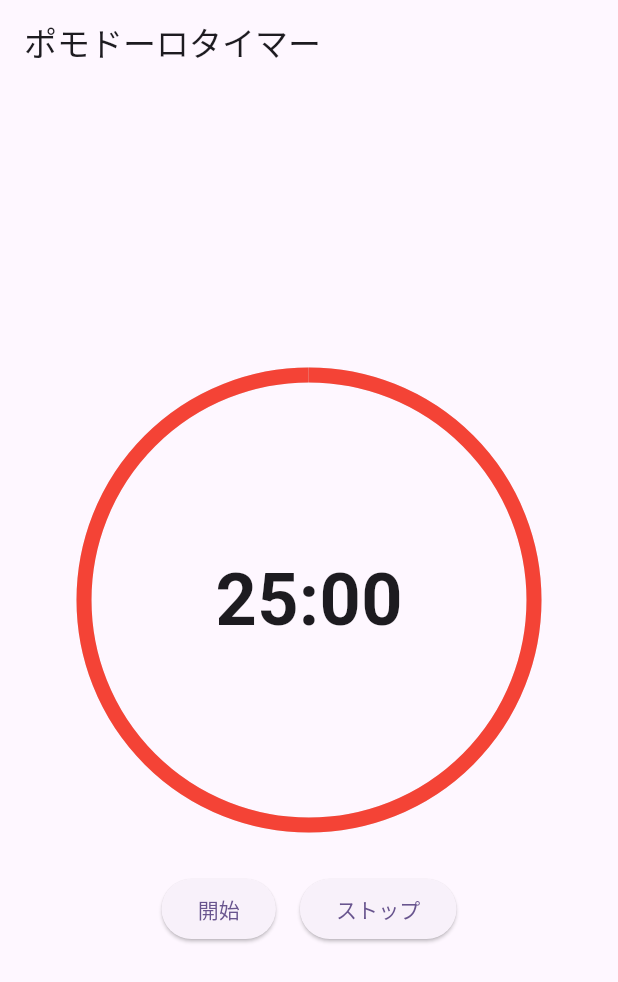
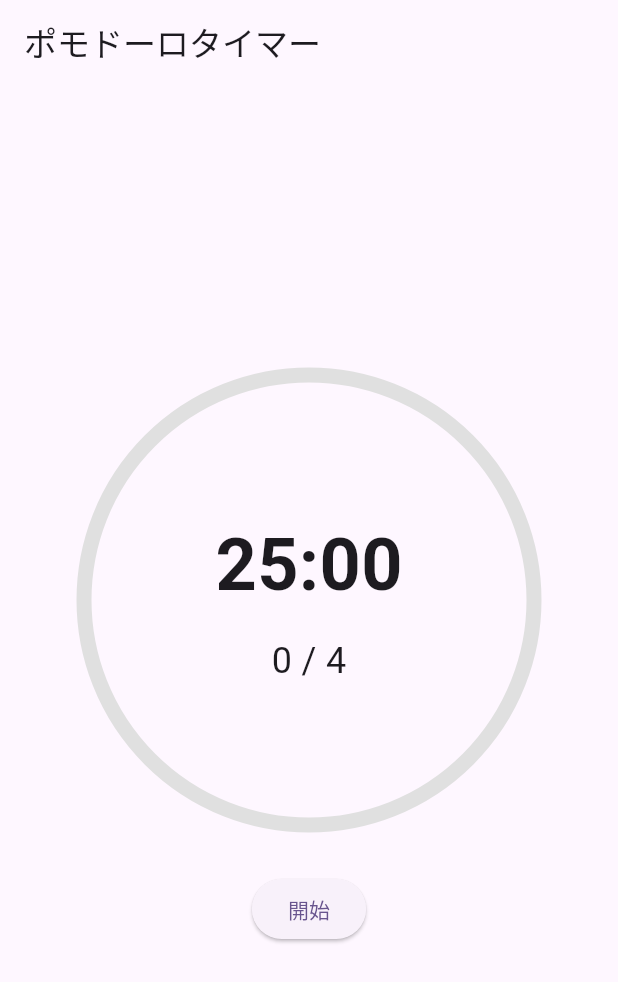
Before and after one commit to t-kan66/pomodoro_task_app, a Flutter app: the screen it shows after launch, on a phone screen of 412 x 824 dp. Shown: the top 982 px of the screen. Run offline on Flutter 3.47's test engine with Material 3 defaults, Android fonts, the phone set to English and light mode, and no system bars; our stand-ins replace firebase_core, flutter_hooks, freezed_annotation, go_router, hooks_riverpod, settings_ui and 1 more; accounts and stored records are empty; generated files the repository leaves out were written again.

Commit message:
ワーキングの時間を作成

```diff
--- a/lib/core/controllers/controller.dart
+++ b/lib/core/controllers/controller.dart
@@ -0,0 +1,2 @@
+export 'route_redirect_state.dart';
+export 'route_redirect_controller.dart';
--- a/lib/feature/timer/controllers/controller.dart
+++ b/lib/feature/timer/controllers/controller.dart
@@ -1 +1,2 @@
 export 'timer_controller.dart';
+export 'timer_state.dart';
--- a/lib/feature/timer/pages/timer_page.dart
+++ b/lib/feature/timer/pages/timer_page.dart
@@ -17,7 +17,57 @@ class TimerPage extends HookConsumerWidget {
         appBar: AppBar(
           title: const Text('ポモドーロタイマー'),
         ),
-      body: Center(
+        body: switch (timerState.status) {
+          PomodoroStatus.work => const _WorkingWidget(),
+          PomodoroStatus.rest => const _RestWidget(),
+        });
+  }
+}
+
+class _WorkingWidget extends ConsumerWidget {
+  const _WorkingWidget();
+
+  @override
+  Widget build(BuildContext context, WidgetRef ref) {
+    final timerState = ref.watch(timerControllerProvider);
+
+    return Center(
+      child: Column(
+        mainAxisAlignment: MainAxisAlignment.center,
+        children: [
+          const PomodoroCircle(),
+          const SizedBox(height: 32),
+          Row(
+            mainAxisAlignment: MainAxisAlignment.center,
+            children: [
+              if (!timerState.isRunning) ...[
+                ElevatedButton(
+                  onPressed: () => ref
+                      .read(timerControllerProvider.notifier)
+                      .startPomodoro(),
+                  child: const Text('開始'),
+                ),
+              ] else ...[
+                ElevatedButton(
+                  onPressed: () =>
+                      ref.read(timerControllerProvider.notifier).stopPomodoro(),
+                  child: const Text('ストップ'),
+                ),
+              ],
+            ],
+          ),
+        ],
+      ),
+    );
+  }
+}
+
+class _RestWidget extends ConsumerWidget {
+  const _RestWidget();
+
+  @override
+  Widget build(BuildContext context, WidgetRef ref) {
+    return Center(
       child: Column(
         mainAxisAlignment: MainAxisAlignment.center,
         children: [
@@ -27,9 +77,8 @@ class TimerPage extends HookConsumerWidget {
             mainAxisAlignment: MainAxisAlignment.center,
             children: [
               ElevatedButton(
-                  onPressed: () => ref
-                      .read(timerControllerProvider.notifier)
-                      .startPomodoro(),
+                onPressed: () =>
+                    ref.read(timerControllerProvider.notifier).startBreak(),
                 child: const Text('開始'),
               ),
               const SizedBox(width: 16),
@@ -41,7 +90,6 @@ class TimerPage extends HookConsumerWidget {
             ],
           ),
         ],
-        ),
       ),
     );
   }
@@ -63,19 +111,29 @@ class PomodoroCircle extends HookConsumerWidget {
           width: 300,
           height: 300,
           child: CircularProgressIndicator(
-            value: state.currentWorkingDuration.inSeconds /
+            value: 1 -
+                state.currentWorkingDuration.inSeconds /
                     state.initialWorkingDuration.inSeconds,
             strokeWidth: 10,
             backgroundColor: Colors.grey[300],
-            color: Colors.red,
+            color: Colors.green,
           ),
         ),
+        Column(
+          children: [
             Text(
               _formatTime(state.currentWorkingDuration),
               style: const TextStyle(
                 fontSize: 48,
                 fontWeight: FontWeight.bold,
               ),
+            ),
+            const SizedBox(height: 12),
+            Text(
+              '${state.completedPomodoros} / 4',
+              style: const TextStyle(fontSize: 24),
+            ),
+          ],
         ),
       ],
     );
--- a/pubspec.yaml
+++ b/pubspec.yaml
@@ -56,6 +56,8 @@ dependencies:
   #other
   settings_ui: ^2.0.2
 
+  shared_preferences: ^2.2.2
+
 dev_dependencies:
   build_runner: ^2.4.13
   flutter_test:
```
Also changed, not shown: lib/core/controllers/route_redirect_controller.dart (+13 -10 lines), lib/core/data_stores/shared_preference.dart (added, +19 -0 lines), lib/core/repositories/shared_preference_repository.dart (added, +18 -0 lines), lib/feature/timer/controllers/timer_controller.dart (+20 -0 lines), pubspec.lock, 2 other files. Lines whose indentation alone changed are shown as unchanged.
